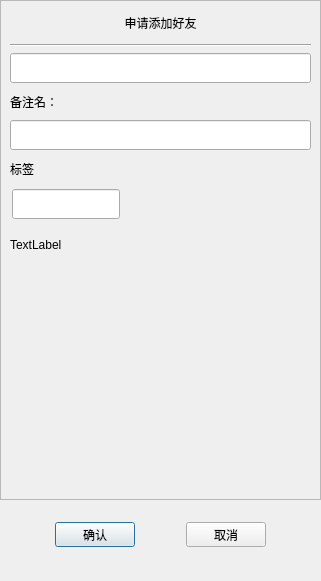
Old version of the form authenfriend.ui in the repository blapapple/pChat.
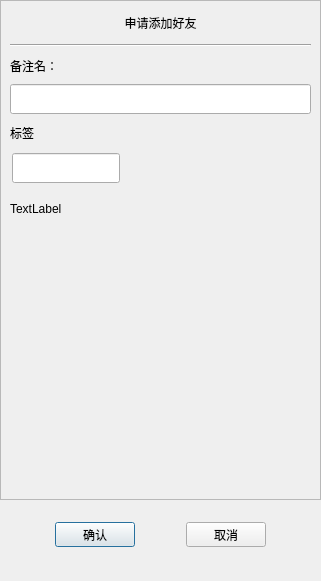
New version of the form. Custom widgets are drawn as their Qt base class.

The edit to the form file:
```diff
--- a/authenfriend.ui
+++ b/authenfriend.ui
@@ -103,22 +103,6 @@
             </property>
            </widget>
           </item>
-          <item>
-           <widget class="CustomizeEdit" name="name_ed">
-            <property name="minimumSize">
-             <size>
-              <width>0</width>
-              <height>30</height>
-             </size>
-            </property>
-            <property name="maximumSize">
-             <size>
-              <width>16777215</width>
-              <height>30</height>
-             </size>
-            </property>
-           </widget>
-          </item>
           <item>
            <widget class="QLabel" name="label_2">
             <property name="minimumSize">
```
